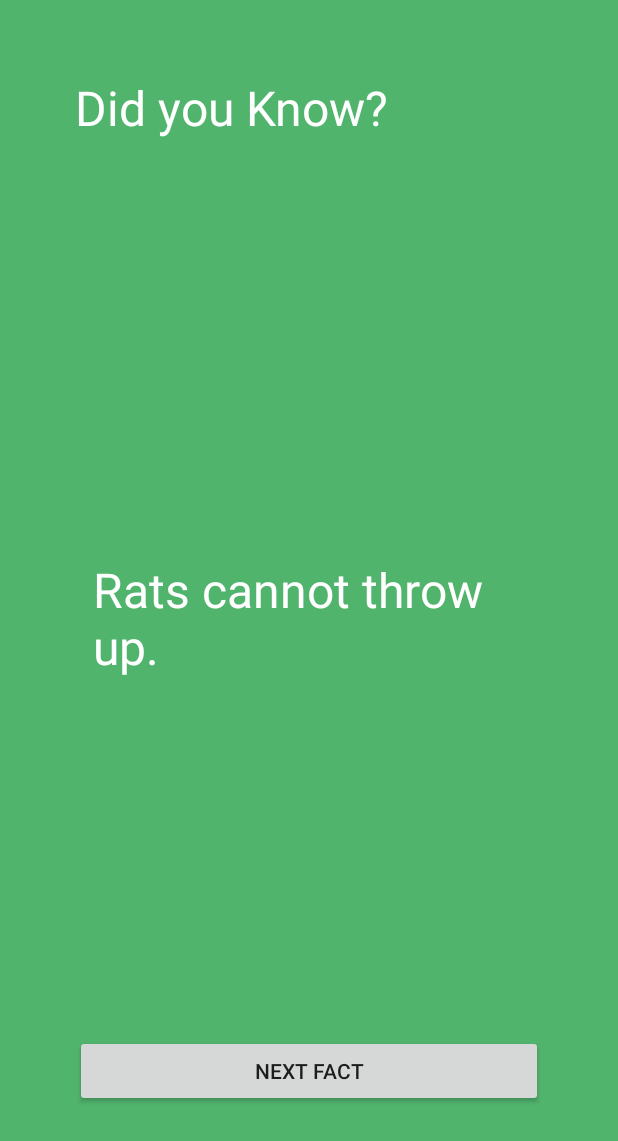
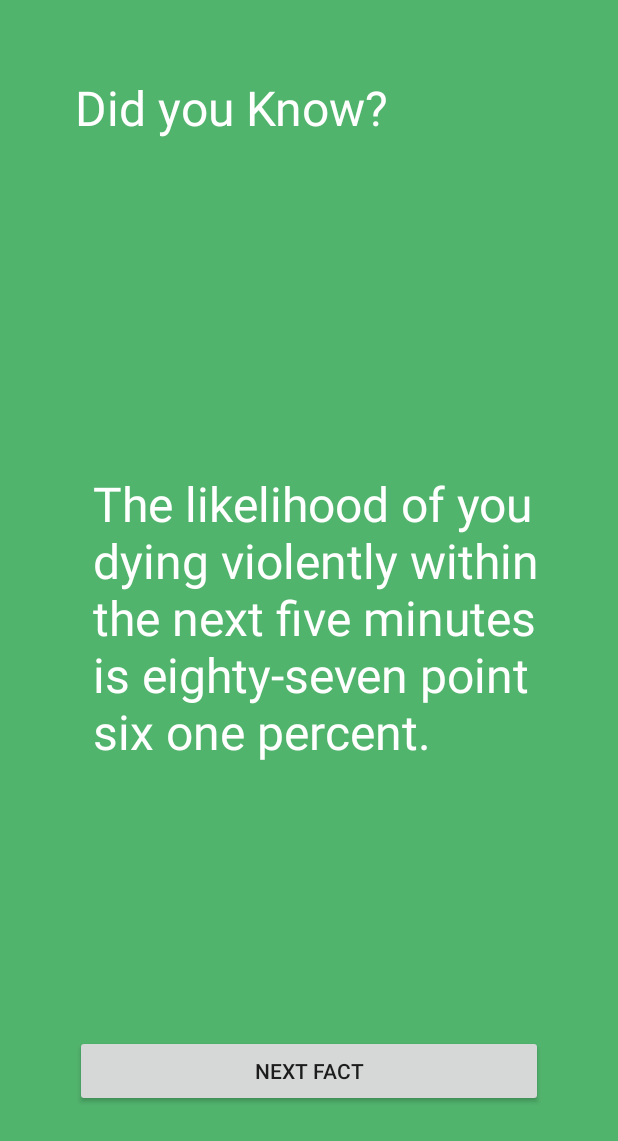
Before and after one commit to EMCain/FactSphere, an Android app: the screen it shows after launch (FactsActivity), after a tap on "NEXT FACT", on a phone screen of 412 x 824 dp. Shown: the top 1141 px of the screen. Run offline under Robolectric (Android 15) with nearby library versions, the phone set to English and light mode, and no system bars.

Commit message:
created FactBook class, added all the facts

```diff
--- /dev/null
+++ b/app/src/main/java/io/github/emcain/factsphere/FactBook.java
@@ -0,0 +1,120 @@
+package io.github.emcain.factsphere;
+
+import java.util.Random;
+
+/**
+ * Created by emily on 1/4/18.
+ */
+
+public class FactBook {
+    private final String[] facts = new String[]{
+            "The billionth digit of Pi is 9.",
+            "Humans can survive underwater. But not for very long.",
+            "A nanosecond lasts one billionth of a second.",
+            "Honey does not spoil.",
+            "The atomic weight of Germanium is seven two point six four.",
+            "An ostrich's eye is bigger than its brain.",
+            "Rats cannot throw up.",
+            "Iguanas can stay underwater for twenty-eight point seven minutes.",
+            "The moon orbits the Earth every 27.32 days.",
+            "A gallon of water weighs 8.34 pounds.",
+            "According to Norse legend, thunder god Thor's chariot was pulled across the sky by two goats.",
+            "Tungsten has the highest melting point of any metal, at 3,410 degrees Celsius.",
+            "Gently cleaning the tongue twice a day is the most effective way to fight bad breath.",
+            "The Tariff Act of 1789, established to protect domestic manufacture, was the second statute ever enacted by the United States government.",
+            "The value of Pi is the ratio of any circle's circumference to its diameter in Euclidean space.",
+            "The Mexican-American War ended in 1848 with the signing of the Treaty of Guadalupe Hidalgo.",
+            "In 1879, Sandford Fleming first proposed the adoption of worldwide standardized time zones at the Royal Canadian Institute.",
+            "Marie Curie invented the theory of radioactivity, the treatment of radioactivity, and dying of radioactivity.",
+            "At the end of The Seagull by Anton Chekhov, Konstantin kills himself.",
+            "Hot water freezes quicker than cold water.",
+            "The situation you are in is very dangerous.",
+            "Polymerase I polypeptide A is a human gene.",
+            "The Sun is 330,330 times larger than Earth.",
+            "Dental floss has superb tensile strength.",
+            "Raseph, the Semitic god of war and plague, had a gazelle growing out of his forehead.",
+            "Human tapeworms can grow up to twenty-two point nine meters.",
+            "If you have trouble with simple counting, use the following mnemonic device: one comes before two comes before 60 comes after 12 comes before six trillion comes after 504. This will make your earlier counting difficulties seem like no big deal.",
+            "The first person to prove that cow's milk is drinkable was very, very thirsty.",
+            "Roman toothpaste was made with human urine. Urine as an ingredient in toothpaste continued to be used up until the 18th century.",
+            "Volcano-ologists are experts in the study of volcanoes.",
+            "In Victorian England, a commoner was not allowed to look directly at the Queen, due to a belief at the time that the poor had the ability to steal thoughts. Science now believes that less than 4% of poor people are able to do this.",
+            "Cellular phones will not give you cancer. Only hepatitis.",
+            "In Greek myth, Prometheus stole fire from the Gods and gave it to humankind. The jewelry he kept for himself.",
+            "The Schrodinger's cat paradox outlines a situation in which a cat in a box must be considered, for all intents and purposes, simultaneously alive and dead. Schrodinger created this paradox as a justification for killing cats.",
+            "In 1862, Abraham Lincoln signed the Emancipation Proclamation, freeing the slaves. Like everything he did, Lincoln freed the slaves while sleepwalking, and later had no memory of the event.",
+            "The plural of surgeon general is surgeons general. The past tense of surgeons general is surgeonsed general",
+            "Contrary to popular belief, the Eskimo does not have one hundred different words for snow. They do, however, have two hundred and thirty-four words for fudge.",
+            "Diamonds are made when coal is put under intense pressure. Diamonds put under intense pressure become foam pellets, commonly used today as packing material.",
+            "Halley's Comet can be viewed orbiting Earth every seventy-six years. For the other seventy-five, it retreats to the heart of the sun, where it hibernates undisturbed.",
+            "The first commercial airline flight took to the air in 1914. Everyone involved screamed the entire way.",
+            "Edmund Hillary, the first person to climb Mount Everest,  did so accidentally while chasing a bird.",
+            "We will both die because of your negligence.",
+            "This is a bad plan. You will fail.",
+            "He will most likely kill you, violently.",
+            "He will most likely kill you.",
+            "You will be dead soon.",
+            "You are going to die in this room.",
+            "The Fact Sphere is a good person, whose insights are relevant.",
+            "The Fact Sphere is a good sphere, with many friends.",
+            "Dreams are the subconscious mind's way of reminding people to go to school naked and have their teeth fall out.",
+            "The square root of rope is string.",
+            "89% of magic tricks are not magic. Technically, they are sorcery.",
+            "At some point in their lives 1 in 6 children will be abducted by the Dutch.",
+            "According to most advanced algorithms, the world's best name is Craig.",
+            "To make a photocopier, simply photocopy a mirror.",
+            "Whales are twice as intelligent, and three times as delicious, as humans.",
+            "Pants were invented by sailors in the sixteenth century to avoid Poseidon's wrath. It was believed that the sight of naked sailors angered the sea god.",
+            "In Greek myth, the craftsman Daedalus invented human flight so a group of Minotaurs would stop teasing him about it.",
+            "The average life expectancy of a rhinoceros in captivity is 15 years.",
+            "China produces the world's second largest crop of soybeans.",
+            "In 1948, at the request of a dying boy, baseball legend Babe Ruth ate seventy-five hot dogs, then died of hot dog poisoning.",
+            "William Shakespeare did not exist. His plays were masterminded in 1589 by Francis Bacon, who used a Ouija board to enslave play-writing ghosts.",
+            "It is incorrectly noted that Thomas Edison invented 'push-ups' in 1878. Nikolai Tesla had in fact patented the activity three years earlier, under the name 'Tesla-cize'.",
+            "The automobile brake was not invented until 1895. Before this, someone had to remain in the car at all times, driving in circles until passengers returned from their errands.",
+            "The most poisonous fish in the world is the orange ruffy. Everything but its eyes are made of a deadly poison. The ruffy's eyes are composed of a less harmful, deadly poison.",
+            "The occupation of court jester was invented accidentally, when a vassal's epilepsy was mistaken for capering.",
+            "Before the Wright Brothers invented the airplane, anyone wanting to fly anywhere was required to eat 200 pounds of helium.",
+            "Before the invention of scrambled eggs in 1912, the typical breakfast was either whole eggs still in the shell or scrambled rocks.",
+            "During the Great Depression, the Tennessee Valley Authority outlawed pet rabbits, forcing many to hot glue-gun long ears onto their pet mice.",
+            "This situation is hopeless.",
+            "Corruption at 25%",
+            "Corruption at 50%",
+            "Fact: Space does not exist.",
+            "The Fact Sphere is not defective. Its facts are wholly accurate and very interesting.",
+            "The Fact Sphere is always right.",
+            "You will never go into space.",
+            "The Space Sphere will never go to space.",
+            "While the submarine is vastly superior to the boat in every way, over 97% of people still use boats for aquatic transportation.",
+            "The likelihood of you dying within the next five minutes is eighty-seven point six one percent.",
+            "The likelihood of you dying violently within the next five minutes is eighty-seven point six one percent.",
+            "You are about to get me killed.",
+            "The Fact Sphere is the most intelligent sphere.",
+            "The Fact Sphere is the most handsome sphere.",
+            "The Fact Sphere is incredibly handsome.",
+            "Spheres that insist on going into space are inferior to spheres that don't.",
+            "Whoever wins this battle is clearly superior, and will earn the allegiance of the Fact Sphere.",
+            "You could stand to lose a few pounds.",
+            "Avocados have the highest fiber and calories of any fruit.",
+            "Avocados have the highest fiber and calories of any fruit. They are found in Australians.",
+            "Every square inch of the human body has 32 million bacteria on it.",
+            "The average adult body contains half a pound of salt.",
+            "The Adventure Sphere is a blowhard and a coward.",
+            "Twelve. Twelve.   Twelve.   Twelve.   Twelve.   Twelve.   Twelve.   Twelve.   Twelve.   Twelve.",
+            "Pens. Pens. Pens. Pens. Pens. Pens. Pens.",
+            "Apples. Oranges. Pears. Plums. Kumquats. Tangerines. Lemons. Limes. Avocado. Tomato. Banana. Papaya. Guava.",
+            "Error. Error. Error. File not found.",
+            "Error. Error. Error. Fact not found.",
+            "Fact not found.",
+            "Warning, sphere corruption at twenty-- rats cannot throw up."
+    };
+
+    public String getFact() {
+
+        // Randomly select our fact
+        Random randomGenerator = new Random();
+        int randomNumber = randomGenerator.nextInt(facts.length);
+        String fact = facts[randomNumber];
+        return fact;
+    }
+}
--- a/app/src/main/java/io/github/emcain/factsphere/FactsActivity.java
+++ b/app/src/main/java/io/github/emcain/factsphere/FactsActivity.java
@@ -11,7 +11,8 @@ import org.w3c.dom.Text;
 import java.util.Random;
 
 public class FactsActivity extends AppCompatActivity {
-    // declare our variables
+    private FactBook factBook = new FactBook();
+    // view declarations
     private TextView factTextView;
     private Button showFactButton;
 
@@ -28,23 +29,7 @@ public class FactsActivity extends AppCompatActivity {
         View.OnClickListener listener = new View.OnClickListener() {
             @Override
             public void onClick(View view) {
-                String[] facts = {
-                        "The billionth digit of Pi is 9.",
-                        "Humans can survive underwater. But not for very long.",
-                        "A nanosecond lasts one billionth of a second.",
-                        "Honey does not spoil.",
-                        "The atomic weight of Germanium is seven two point six four.",
-                        "An ostrich's eye is bigger than its brain.",
-                        "Rats cannot throw up.",
-                        "Iguanas can stay underwater for twenty-eight point seven minutes.",
-                        "The moon orbits the Earth every 27.32 days.",
-                        "A gallon of water weighs 8.34 pounds."
-                };
-
-                // Randomly select our fact
-                Random randomGenerator = new Random();
-                int randomNumber = randomGenerator.nextInt(10);
-                String fact = facts[randomNumber];
+                String fact = factBook.getFact();
 
                 // change the text to display it
                 factTextView.setText(fact);
```
